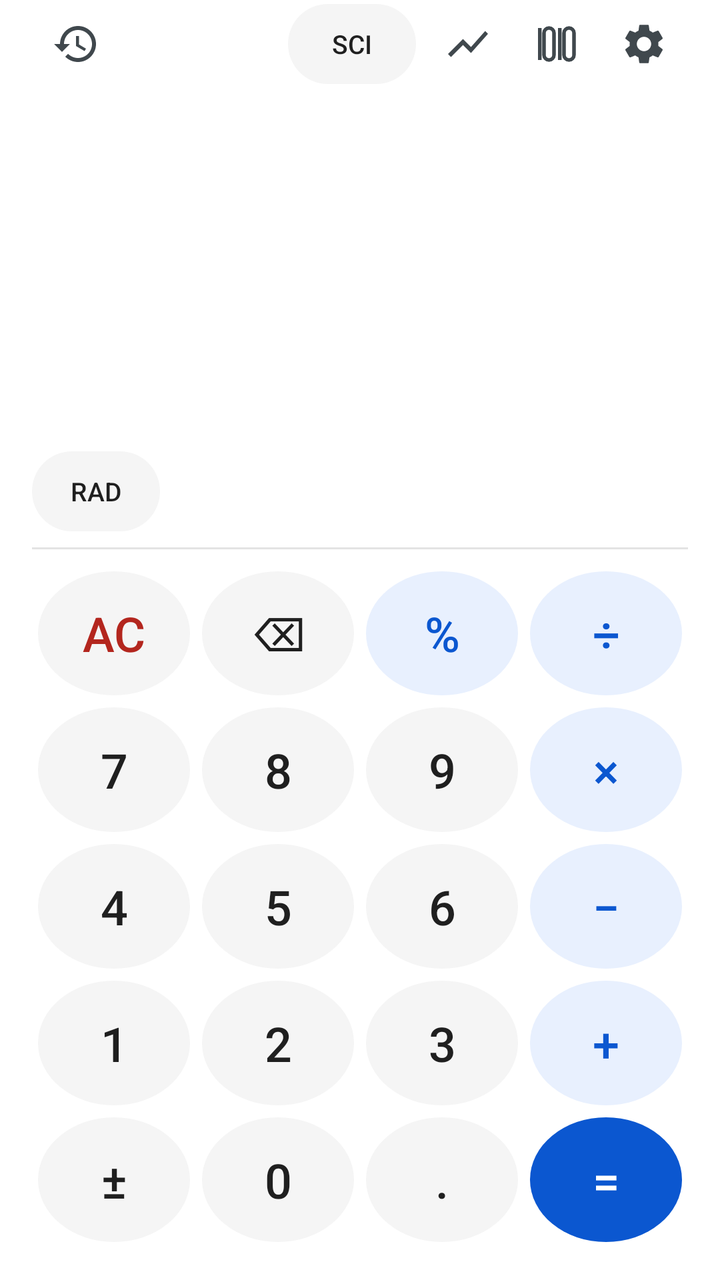
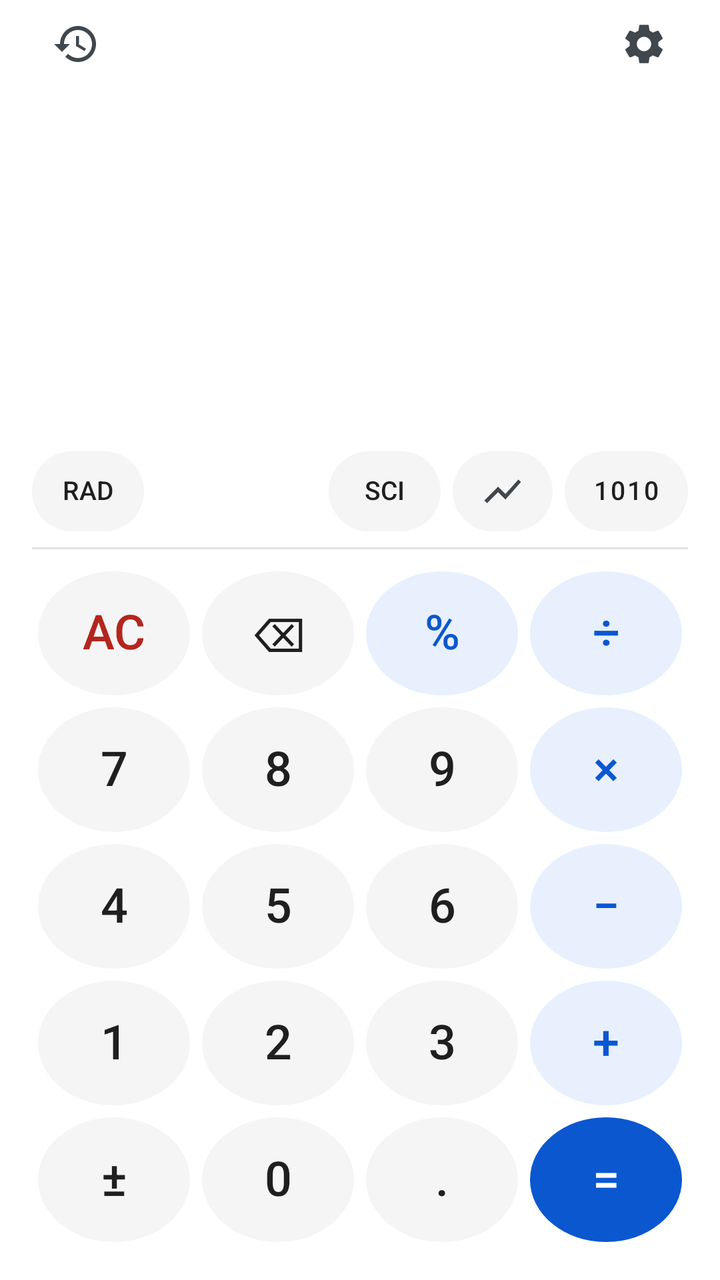

Compare the two renders of this Android layout. The source of the first and the diff that turns it into the second are given below.
<!-- AndroidManifest.xml: application theme Theme.Calculator -->
<!-- res/layout/activity_main.xml -->
<?xml version="1.0" encoding="utf-8"?>
<LinearLayout xmlns:android="http://schemas.android.com/apk/res/android"
    android:id="@+id/rootLayout"
    android:layout_width="match_parent"
    android:layout_height="match_parent"
    android:orientation="vertical"
    android:background="@color/window_bg"
    android:fitsSystemWindows="true"
    android:paddingHorizontal="@dimen/screen_padding"
    android:paddingBottom="@dimen/screen_padding">

    <LinearLayout
        android:layout_width="match_parent"
        android:layout_height="wrap_content"
        android:orientation="horizontal"
        android:gravity="center_vertical">

        <ImageButton
            android:id="@+id/historyButton"
            style="@style/ToolbarIcon"
            android:src="@drawable/ic_history"
            android:contentDescription="@string/cd_history" />

        <View
            android:layout_width="0dp"
            android:layout_height="1dp"
            android:layout_weight="1" />

        <Button
            android:id="@+id/sciToggle"
            style="@style/CalcChip"
            android:layout_marginEnd="4dp"
            android:text="@string/sci_toggle"
            android:contentDescription="@string/cd_sci" />

        <ImageButton
            android:id="@+id/graphButton"
            style="@style/ToolbarIcon"
            android:src="@drawable/ic_function"
            android:contentDescription="@string/cd_graph" />

        <ImageButton
            android:id="@+id/programmerButton"
            style="@style/ToolbarIcon"
            android:src="@drawable/ic_binary"
            android:contentDescription="@string/cd_programmer" />

        <ImageButton
            android:id="@+id/settingsButton"
            style="@style/ToolbarIcon"
            android:src="@drawable/ic_settings"
            android:contentDescription="@string/cd_settings" />
    </LinearLayout>

    <Space
        android:id="@+id/displaySpacer"
        android:layout_width="match_parent"
        android:layout_height="0dp"
        android:layout_weight="0.3" />

    <HorizontalScrollView
        android:id="@+id/formulaScroll"
        android:layout_width="match_parent"
        android:layout_height="wrap_content"
        android:fillViewport="true"
        android:scrollbars="none"
        android:fadingEdgeLength="20dp"
        android:requiresFadingEdge="horizontal">

        <TextView
            android:id="@+id/formula"
            android:layout_width="wrap_content"
            android:layout_height="wrap_content"
            android:minWidth="1dp"
            android:gravity="end|center_vertical"
            android:maxLines="1"
            android:textColor="@color/display_text"
            android:textSize="@dimen/display_formula_text"
            android:textIsSelectable="true"
            android:fontFamily="sans-serif-light" />
    </HorizontalScrollView>

    <TextView
        android:id="@+id/result"
        android:layout_width="match_parent"
        android:layout_height="wrap_content"
        android:gravity="end|center_vertical"
        android:maxLines="1"
        android:ellipsize="start"
        android:minHeight="30dp"
        android:textColor="@color/result_text"
        android:textSize="@dimen/display_result_text" />

    <LinearLayout
        android:layout_width="match_parent"
        android:layout_height="wrap_content"
        android:orientation="horizontal"
        android:gravity="center_vertical"
        android:layout_marginTop="4dp">

        <Button
            android:id="@+id/angleToggle"
            style="@style/CalcChip"
            android:text="RAD" />
    </LinearLayout>

    <View
        android:layout_width="match_parent"
        android:layout_height="1dp"
        android:layout_marginVertical="8dp"
        android:background="@color/divider" />

    <LinearLayout
        android:id="@+id/keypadArea"
        android:layout_width="match_parent"
        android:layout_height="0dp"
        android:layout_weight="1"
        android:orientation="vertical">

        <include
            android:id="@+id/sciPad"
            layout="@layout/keypad_scientific"
            android:layout_width="match_parent"
            android:layout_height="0dp"
            android:layout_weight="5"
            android:visibility="gone" />

        <include
            android:id="@+id/numPad"
            layout="@layout/keypad_numeric"
            android:layout_width="match_parent"
            android:layout_height="0dp"
            android:layout_weight="5" />
    </LinearLayout>

</LinearLayout>
<!-- res/layout/keypad_scientific.xml (included above) -->
<?xml version="1.0" encoding="utf-8"?>
<LinearLayout xmlns:android="http://schemas.android.com/apk/res/android"
    android:layout_width="match_parent"
    android:layout_height="wrap_content"
    android:orientation="vertical">

    <LinearLayout style="@style/CalcRow">
        <Button android:id="@+id/keyLparen" style="@style/CalcKey.Sci" android:text="(" />
        <Button android:id="@+id/keyRparen" style="@style/CalcKey.Sci" android:text=")" />
        <Button android:id="@+id/keySqr" style="@style/CalcKey.Sci" android:text="x²" />
        <Button android:id="@+id/keyPow" style="@style/CalcKey.Sci" android:text="^" />
    </LinearLayout>

    <LinearLayout style="@style/CalcRow">
        <Button android:id="@+id/keySin" style="@style/CalcKey.Sci" android:text="sin" />
        <Button android:id="@+id/keyCos" style="@style/CalcKey.Sci" android:text="cos" />
        <Button android:id="@+id/keyTan" style="@style/CalcKey.Sci" android:text="tan" />
        <Button android:id="@+id/keySqrt" style="@style/CalcKey.Sci" android:text="√" />
    </LinearLayout>

    <LinearLayout style="@style/CalcRow">
        <Button android:id="@+id/keyAsin" style="@style/CalcKey.Sci" android:text="sin⁻¹" />
        <Button android:id="@+id/keyAcos" style="@style/CalcKey.Sci" android:text="cos⁻¹" />
        <Button android:id="@+id/keyAtan" style="@style/CalcKey.Sci" android:text="tan⁻¹" />
        <Button android:id="@+id/keyRecip" style="@style/CalcKey.Sci" android:text="x⁻¹" />
    </LinearLayout>

    <LinearLayout style="@style/CalcRow">
        <Button android:id="@+id/keyLn" style="@style/CalcKey.Sci" android:text="ln" />
        <Button android:id="@+id/keyLog" style="@style/CalcKey.Sci" android:text="log" />
        <Button android:id="@+id/keyFact" style="@style/CalcKey.Sci" android:text="x!" />
        <Button android:id="@+id/keyEe" style="@style/CalcKey.Sci" android:text="EE" />
    </LinearLayout>

    <LinearLayout style="@style/CalcRow">
        <Button android:id="@+id/keyPi" style="@style/CalcKey.Sci" android:text="π" />
        <Button android:id="@+id/keyEuler" style="@style/CalcKey.Sci" android:text="e" />
        <Button android:id="@+id/keyAbs" style="@style/CalcKey.Sci" android:text="|x|" />
        <Button android:id="@+id/keyComma" style="@style/CalcKey.Sci" android:text="," />
    </LinearLayout>
</LinearLayout>
<!-- res/layout/keypad_numeric.xml (included above) -->
<?xml version="1.0" encoding="utf-8"?>
<LinearLayout xmlns:android="http://schemas.android.com/apk/res/android"
    android:layout_width="match_parent"
    android:layout_height="wrap_content"
    android:orientation="vertical">

    <LinearLayout style="@style/CalcRow">
        <Button android:id="@+id/keyClear" style="@style/CalcKey.Clear"
            android:text="@string/key_clear" android:contentDescription="@string/cd_clear" />
        <Button android:id="@+id/keyDelete" style="@style/CalcKey"
            android:text="@string/key_delete" android:contentDescription="@string/cd_delete" />
        <Button android:id="@+id/keyPct" style="@style/CalcKey.Op"
            android:text="@string/key_percent" />
        <Button android:id="@+id/keyDiv" style="@style/CalcKey.Op"
            android:text="@string/key_divide" />
    </LinearLayout>

    <LinearLayout style="@style/CalcRow">
        <Button android:id="@+id/key7" style="@style/CalcKey" android:text="7" />
        <Button android:id="@+id/key8" style="@style/CalcKey" android:text="8" />
        <Button android:id="@+id/key9" style="@style/CalcKey" android:text="9" />
        <Button android:id="@+id/keyMul" style="@style/CalcKey.Op"
            android:text="@string/key_multiply" />
    </LinearLayout>

    <LinearLayout style="@style/CalcRow">
        <Button android:id="@+id/key4" style="@style/CalcKey" android:text="4" />
        <Button android:id="@+id/key5" style="@style/CalcKey" android:text="5" />
        <Button android:id="@+id/key6" style="@style/CalcKey" android:text="6" />
        <Button android:id="@+id/keySub" style="@style/CalcKey.Op"
            android:text="@string/key_subtract" />
    </LinearLayout>

    <LinearLayout style="@style/CalcRow">
        <Button android:id="@+id/key1" style="@style/CalcKey" android:text="1" />
        <Button android:id="@+id/key2" style="@style/CalcKey" android:text="2" />
        <Button android:id="@+id/key3" style="@style/CalcKey" android:text="3" />
        <Button android:id="@+id/keyAdd" style="@style/CalcKey.Op"
            android:text="@string/key_add" />
    </LinearLayout>

    <LinearLayout style="@style/CalcRow">
        <Button android:id="@+id/keyNeg" style="@style/CalcKey"
            android:text="@string/key_negate" />
        <Button android:id="@+id/key0" style="@style/CalcKey" android:text="0" />
        <Button android:id="@+id/keyDot" style="@style/CalcKey"
            android:text="@string/key_dot" />
        <Button android:id="@+id/keyEquals" style="@style/CalcKey.Equals"
            android:text="@string/key_equals" />
    </LinearLayout>
</LinearLayout>
<!-- resources referenced by this layout -->
<resources>
  <color name="display_text">#1F1F1F</color>
  <color name="divider">#E3E3E3</color>
  <color name="result_text">#5F6368</color>
  <color name="window_bg">#FFFFFF</color>
  <dimen name="display_formula_text">34sp</dimen>
  <dimen name="display_result_text">22sp</dimen>
  <dimen name="screen_padding">16dp</dimen>
  <!-- drawable ic_binary (drawable) -->
  <vector xmlns:android="http://schemas.android.com/apk/res/android"
      android:width="24dp"
      android:height="24dp"
      android:viewportWidth="24"
      android:viewportHeight="24"
      android:tint="?android:attr/textColorSecondary">
      
      <path android:fillColor="#FF000000"
          android:pathData="M3,4h1.8v16h-1.8z" />
      <path android:strokeColor="#FF000000" android:strokeWidth="1.8" android:fillColor="#00000000"
          android:pathData="M6,17.5L6,6.5A2.5,2.5 0 0 1 11,6.5L11,17.5A2.5,2.5 0 0 1 6,17.5Z" />
      <path android:fillColor="#FF000000"
          android:pathData="M13,4h1.8v16h-1.8z" />
      <path android:strokeColor="#FF000000" android:strokeWidth="1.8" android:fillColor="#00000000"
          android:pathData="M16,17.5L16,6.5A2.5,2.5 0 0 1 21,6.5L21,17.5A2.5,2.5 0 0 1 16,17.5Z" />
  </vector>
  <string name="cd_clear">Clear</string>
  <string name="cd_delete">Delete last entry</string>
  <string name="cd_graph">Graph</string>
  <string name="cd_history">History</string>
  <string name="cd_programmer">Programmer calculator</string>
  <string name="cd_sci">Scientific keypad</string>
  <string name="cd_settings">Settings</string>
  <string name="key_add">+</string>
  <string name="key_clear">AC</string>
  <string name="key_delete">⌫</string>
  <string name="key_divide">÷</string>
  <string name="key_dot">.</string>
  <string name="key_equals">=</string>
  <string name="key_multiply">×</string>
  <string name="key_negate">±</string>
  <string name="key_percent">%</string>
  <string name="key_subtract">−</string>
  <string name="sci_toggle">SCI</string>
  <style name="CalcChip">
          <item name="android:layout_width">wrap_content</item>
          <item name="android:layout_height">wrap_content</item>
          <item name="android:minWidth">64dp</item>
          <item name="android:minHeight">40dp</item>
          <item name="android:paddingHorizontal">14dp</item>
          <item name="android:background">@drawable/key_background</item>
          <item name="android:textColor">@color/key_text</item>
          <item name="android:textSize">13sp</item>
          <item name="android:insetTop">0dp</item>
          <item name="android:insetBottom">0dp</item>
          <item name="android:stateListAnimator">@null</item>
      </style>
  <style name="CalcKey">
          <item name="android:layout_width">0dp</item>
          <item name="android:layout_height">match_parent</item>
          <item name="android:layout_weight">1</item>
          <item name="android:minHeight">0dp</item>
          <item name="android:minWidth">0dp</item>
          <item name="android:layout_margin">@dimen/key_margin</item>
          <item name="android:background">@drawable/key_circle</item>
          <item name="android:textColor">@color/key_text</item>
          <item name="android:textSize">@dimen/key_text_size</item>
          <item name="android:textStyle">normal</item>
          <item name="android:insetTop">0dp</item>
          <item name="android:insetBottom">0dp</item>
          <item name="android:insetLeft">0dp</item>
          <item name="android:insetRight">0dp</item>
          <item name="android:stateListAnimator">@null</item>
      </style>
  <color name="key_text">#1F1F1F</color>
  <dimen name="key_margin">3dp</dimen>
  <dimen name="key_text_size">24sp</dimen>
  <color name="key_text_clear">#B3261E</color>
  <color name="key_text_equals">#FFFFFF</color>
  <color name="key_text_op">#0B57D0</color>
  <color name="key_bg">#F5F5F5</color>
  <color name="key_bg_equals">#0B57D0</color>
  <color name="key_bg_accent">#E8F0FE</color>
  <!-- unchanged entries left out for length: 14 -->
</resources>

<!-- the commit's change to res/layout/activity_main.xml (unified diff, before → after) -->
@@ -25,25 +25,6 @@
             android:layout_width="0dp"
             android:layout_height="1dp"
             android:layout_weight="1" />
-
-        <Button
-            android:id="@+id/sciToggle"
-            style="@style/CalcChip"
-            android:layout_marginEnd="4dp"
-            android:text="@string/sci_toggle"
-            android:contentDescription="@string/cd_sci" />
-
-        <ImageButton
-            android:id="@+id/graphButton"
-            style="@style/ToolbarIcon"
-            android:src="@drawable/ic_function"
-            android:contentDescription="@string/cd_graph" />
-
-        <ImageButton
-            android:id="@+id/programmerButton"
-            style="@style/ToolbarIcon"
-            android:src="@drawable/ic_binary"
-            android:contentDescription="@string/cd_programmer" />
 
         <ImageButton
             android:id="@+id/settingsButton"
@@ -102,6 +83,32 @@
             android:id="@+id/angleToggle"
             style="@style/CalcChip"
             android:text="RAD" />
+
+        <View
+            android:layout_width="0dp"
+            android:layout_height="1dp"
+            android:layout_weight="1" />
+
+        <Button
+            android:id="@+id/sciToggle"
+            style="@style/CalcChip"
+            android:layout_marginEnd="6dp"
+            android:text="@string/sci_toggle"
+            android:contentDescription="@string/cd_sci" />
+
+        <ImageButton
+            android:id="@+id/graphButton"
+            style="@style/ToolbarChip"
+            android:layout_marginEnd="6dp"
+            android:src="@drawable/ic_function"
+            android:contentDescription="@string/cd_graph" />
+
+        <Button
+            android:id="@+id/programmerButton"
+            style="@style/CalcChip"
+            android:letterSpacing="0.08"
+            android:text="@string/prog_toggle"
+            android:contentDescription="@string/cd_programmer" />
     </LinearLayout>
 
     <View
<!-- resource entries referenced after the edit -->
@@ -7,23 +7,6 @@
   <dimen name="display_formula_text">34sp</dimen>
   <dimen name="display_result_text">22sp</dimen>
   <dimen name="screen_padding">16dp</dimen>
-  <!-- drawable ic_binary (drawable) -->
-  <vector xmlns:android="http://schemas.android.com/apk/res/android"
-      android:width="24dp"
-      android:height="24dp"
-      android:viewportWidth="24"
-      android:viewportHeight="24"
-      android:tint="?android:attr/textColorSecondary">
-      
-      <path android:fillColor="#FF000000"
-          android:pathData="M3,4h1.8v16h-1.8z" />
-      <path android:strokeColor="#FF000000" android:strokeWidth="1.8" android:fillColor="#00000000"
-          android:pathData="M6,17.5L6,6.5A2.5,2.5 0 0 1 11,6.5L11,17.5A2.5,2.5 0 0 1 6,17.5Z" />
-      <path android:fillColor="#FF000000"
-          android:pathData="M13,4h1.8v16h-1.8z" />
-      <path android:strokeColor="#FF000000" android:strokeWidth="1.8" android:fillColor="#00000000"
-          android:pathData="M16,17.5L16,6.5A2.5,2.5 0 0 1 21,6.5L21,17.5A2.5,2.5 0 0 1 16,17.5Z" />
-  </vector>
   <string name="cd_clear">Clear</string>
   <string name="cd_delete">Delete last entry</string>
   <string name="cd_graph">Graph</string>
@@ -41,16 +24,19 @@
   <string name="key_negate">±</string>
   <string name="key_percent">%</string>
   <string name="key_subtract">−</string>
+  <string name="prog_toggle">1010</string>
   <string name="sci_toggle">SCI</string>
   <style name="CalcChip">
           <item name="android:layout_width">wrap_content</item>
           <item name="android:layout_height">wrap_content</item>
-          <item name="android:minWidth">64dp</item>
+          <item name="android:minWidth">56dp</item>
           <item name="android:minHeight">40dp</item>
           <item name="android:paddingHorizontal">14dp</item>
           <item name="android:background">@drawable/key_background</item>
           <item name="android:textColor">@color/key_text</item>
           <item name="android:textSize">13sp</item>
+          <item name="android:gravity">center</item>
+          <item name="android:includeFontPadding">false</item>
           <item name="android:insetTop">0dp</item>
           <item name="android:insetBottom">0dp</item>
           <item name="android:stateListAnimator">@null</item>
@@ -66,11 +52,26 @@
           <item name="android:textColor">@color/key_text</item>
           <item name="android:textSize">@dimen/key_text_size</item>
           <item name="android:textStyle">normal</item>
+          
+          <item name="android:gravity">center</item>
+          <item name="android:textAlignment">center</item>
+          <item name="android:includeFontPadding">false</item>
+          <item name="android:padding">0dp</item>
           <item name="android:insetTop">0dp</item>
           <item name="android:insetBottom">0dp</item>
           <item name="android:insetLeft">0dp</item>
           <item name="android:insetRight">0dp</item>
           <item name="android:stateListAnimator">@null</item>
+      </style>
+  <style name="ToolbarChip">
+          <item name="android:layout_width">wrap_content</item>
+          <item name="android:layout_height">40dp</item>
+          <item name="android:minWidth">56dp</item>
+          <item name="android:paddingHorizontal">14dp</item>
+          <item name="android:paddingVertical">9dp</item>
+          <item name="android:scaleType">fitCenter</item>
+          <item name="android:adjustViewBounds">true</item>
+          <item name="android:background">@drawable/key_background</item>
       </style>
   <color name="key_text">#1F1F1F</color>
   <dimen name="key_margin">3dp</dimen>
